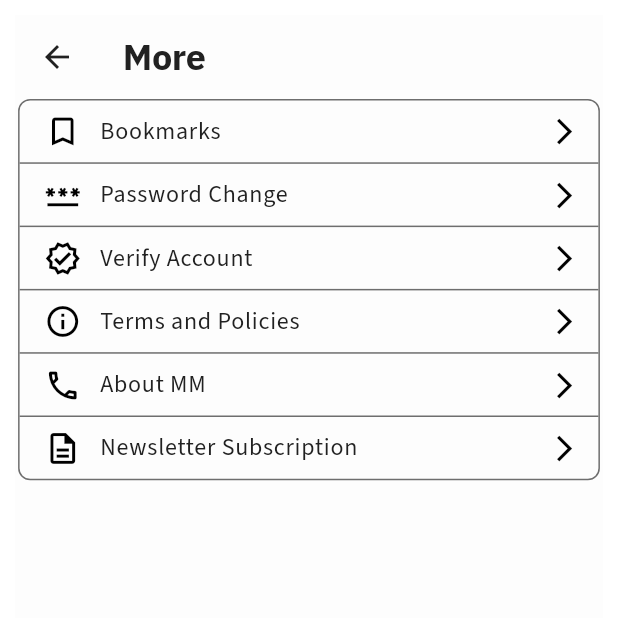
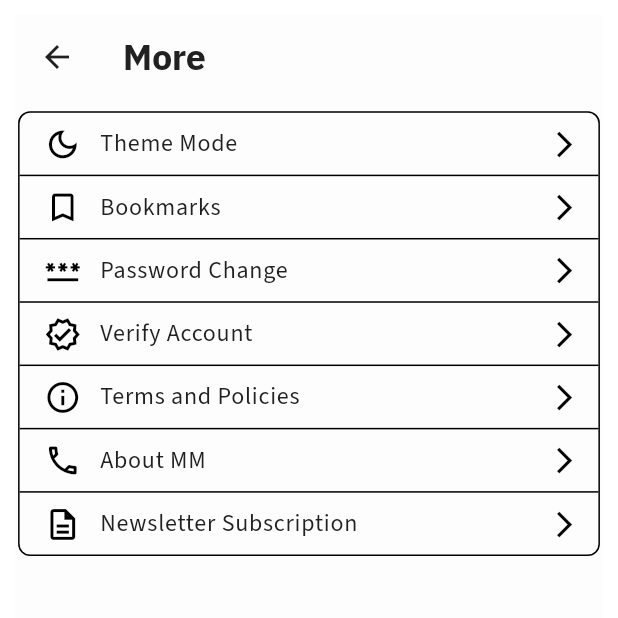
Before and after one commit to Monday-Morning/project-pegasus, a Flutter app: the MoreScreen screen opened directly, on a phone screen of 412 x 824 dp, the top half of it. Run offline on Flutter 3.47's test engine with Material 2 defaults, Android fonts, the phone set to English and light mode, and no system bars; our stand-ins replace auto_route, carousel_slider, firebase_analytics, firebase_auth, firebase_core, firebase_crashlytics and 14 more; missing offline and left inert: moment_dart; accounts and stored records are empty; generated files the repository leaves out were written again; network calls fail.

Commit message:
feat: theme mode toggle (#68)
* feat: rework appconfig provider to a notifier provider

Co-Authored-By: Rutaj Dash <33367546+rutajdash@users.noreply.github.com>

* feat:switch button added

* docs:removing commented out code

* feat:3way toggle theme added

* feat: complete theme dropdown

---------

Co-authored-by: Rutaj Dash <33367546+rutajdash@users.noreply.github.com>

```diff
--- a/app/lib/src/services/themes/app_theme.dart
+++ b/app/lib/src/services/themes/app_theme.dart
@@ -221,7 +221,7 @@ class AppTheme {
         // dialogBackgroundColor: backgroundColor,
         // disabledColor: backgroundColor,
         dividerColor:
-            themeMode == ThemeMode.dark ? Colors.grey[100] : Colors.black,
+            themeMode == ThemeMode.dark ? MMColors.kDividerColor : Colors.black,
         // errorColor: accentColor!,
         highlightColor:
             themeMode == ThemeMode.dark ? primaryColor! : Colors.black,
--- /dev/null
+++ b/app/lib/src/ui/components/more/widgets/dropdown_tile_widget.dart
@@ -0,0 +1,160 @@
+import 'dart:math';
+
+import 'package:flutter/material.dart';
+import 'package:flutter_hooks/flutter_hooks.dart';
+import 'package:hooks_riverpod/hooks_riverpod.dart';
+import 'package:mondaymorning/src/services/themes/size_config.dart';
+
+class DropdownItem {
+  final String feature;
+  final IconData icon;
+  final IconData actionIcon;
+  final void Function() onTileTap;
+
+  DropdownItem({
+    required this.feature,
+    required this.icon,
+    required this.actionIcon,
+    required this.onTileTap,
+  });
+}
+
+class DropdownTileWidget extends HookConsumerWidget {
+  final String feature;
+  final IconData icon;
+  final List<DropdownItem> dropdownItems;
+
+  const DropdownTileWidget({
+    super.key,
+    required this.feature,
+    required this.icon,
+    required this.dropdownItems,
+  });
+
+  double getCurvedValue(double t) {
+    return Curves.easeInOutSine.transform((t + 1) / 2);
+  }
+
+  @override
+  Widget build(BuildContext context, WidgetRef ref) {
+    final animationController = useAnimationController(
+      duration: const Duration(milliseconds: 200),
+      initialValue: -1,
+      lowerBound: -1,
+      upperBound: 1,
+    );
+
+    useAnimation(animationController);
+
+    return AnimatedSize(
+      duration: Duration(milliseconds: 500),
+      reverseDuration: Duration(milliseconds: 200),
+      curve: Curves.easeInOutSine,
+      alignment: Alignment.topCenter,
+      child: Column(
+        children: [
+          InkWell(
+            onTap: () {
+              if (animationController.isCompleted) {
+                animationController.reverse();
+              } else {
+                animationController.forward();
+              }
+            },
+            child: Container(
+              margin: EdgeInsets.symmetric(
+                  horizontal: SizeConfig.safeBlockHorizontal!),
+              padding: EdgeInsets.symmetric(
+                vertical: SizeConfig.safeBlockVertical!,
+                horizontal: SizeConfig.safeBlockHorizontal! * 2,
+              ),
+              child: Row(
+                mainAxisAlignment: MainAxisAlignment.spaceBetween,
+                children: [
+                  Row(
+                    children: [
+                      SizedBox(width: SizeConfig.safeBlockHorizontal!),
+                      Icon(icon, size: SizeConfig.safeBlockHorizontal! * 6),
+                      SizedBox(width: SizeConfig.safeBlockHorizontal! * 3),
+                      Text(
+                        feature,
+                        style: Theme.of(context).textTheme.bodyText1,
+                      ),
+                    ],
+                  ),
+                  Transform.rotate(
+                    angle: (getCurvedValue(animationController.value) * 90) *
+                        (pi / 180),
+                    child: Icon(
+                      Icons.arrow_forward_ios_outlined,
+                      size: SizeConfig.safeBlockHorizontal! * 5,
+                    ),
+                  ),
+                ],
+              ),
+            ),
+          ),
+          if (animationController.value > -1)
+            Opacity(
+              opacity: getCurvedValue(animationController.value),
+              child: Container(
+                margin: EdgeInsets.symmetric(
+                    horizontal: SizeConfig.safeBlockHorizontal!),
+                padding: EdgeInsets.symmetric(
+                  vertical: SizeConfig.safeBlockVertical! * 0,
+                  horizontal: SizeConfig.safeBlockHorizontal! * 2,
+                ),
+                child: ListView.separated(
+                  scrollDirection: Axis.vertical,
+                  shrinkWrap: true,
+                  itemBuilder: (context, index) {
+                    return InkWell(
+                      onTap: dropdownItems[index].onTileTap,
+                      child: Container(
+                        margin: EdgeInsets.symmetric(
+                            horizontal: SizeConfig.safeBlockHorizontal!),
+                        padding: EdgeInsets.symmetric(
+                          vertical: SizeConfig.safeBlockVertical!,
+                          horizontal: SizeConfig.safeBlockHorizontal! * 2,
+                        ),
+                        child: Row(
+                          mainAxisAlignment: MainAxisAlignment.spaceBetween,
+                          children: [
+                            Row(
+                              children: [
+                                SizedBox(
+                                    width: SizeConfig.safeBlockHorizontal!),
+                                Icon(dropdownItems[index].icon,
+                                    size: SizeConfig.safeBlockHorizontal! * 6),
+                                SizedBox(
+                                    width: SizeConfig.safeBlockHorizontal! * 3),
+                                Text(
+                                  dropdownItems[index].feature,
+                                  style: Theme.of(context).textTheme.bodyText1,
+                                ),
+                              ],
+                            ),
+                            Icon(
+                              dropdownItems[index].actionIcon,
+                              size: SizeConfig.safeBlockHorizontal! * 5,
+                            ),
+                          ],
+                        ),
+                      ),
+                    );
+                  },
+                  separatorBuilder: (context, index) {
+                    return Divider(
+                      height: 1.0,
+                      color: Theme.of(context).dividerColor,
+                    );
+                  },
+                  itemCount: dropdownItems.length,
+                ),
+              ),
+            ),
+        ],
+      ),
+    );
+  }
+}
--- a/app/lib/src/ui/components/more/widgets/tile_widget.dart
+++ b/app/lib/src/ui/components/more/widgets/tile_widget.dart
@@ -7,11 +7,12 @@ class TileWidget extends StatelessWidget {
   final IconData icon;
   final void Function() onTileTap;
 
-  const TileWidget(
-      {super.key,
-      required this.feature,
-      required this.icon,
-      required this.onTileTap});
+  const TileWidget({
+    super.key,
+    required this.feature,
+    required this.icon,
+    required this.onTileTap,
+  });
 
   @override
   Widget build(BuildContext context) {
--- a/app/lib/src/ui/screens/more_screen.dart
+++ b/app/lib/src/ui/screens/more_screen.dart
@@ -1,10 +1,15 @@
 import 'package:auto_route/auto_route.dart';
 import 'package:flutter/material.dart';
+import 'package:hooks_riverpod/hooks_riverpod.dart';
+import 'package:material_design_icons_flutter/material_design_icons_flutter.dart';
 import 'package:mondaymorning/src/services/router/mm_router.dart';
 import 'package:mondaymorning/src/services/themes/mm_colors.dart';
 import 'package:mondaymorning/src/services/themes/rem_space.dart';
 import 'package:mondaymorning/src/services/themes/size_config.dart';
+import 'package:mondaymorning/src/store/states/app_config/app_config_provider.dart';
+import 'package:mondaymorning/src/ui/components/more/widgets/dropdown_tile_widget.dart';
 import 'package:mondaymorning/src/ui/components/more/widgets/tile_widget.dart';
+import 'package:toggle_switch/toggle_switch.dart';
 
 class MoreCard {
   final String feature;
@@ -14,7 +19,8 @@ class MoreCard {
 }
 
 /// More Screen of the app.
-class MoreScreen extends StatelessWidget {
+class MoreScreen extends ConsumerWidget {
+  // TODO: refactor this to contain list of widgets instead of a morecard class. Iterate and render elements directly.
   final List<MoreCard> data = [
     MoreCard('Bookmarks', Icons.bookmark_border_outlined, ComingSoonRoute()),
     MoreCard('Password Change', Icons.password_outlined, ComingSoonRoute()),
@@ -28,7 +34,7 @@ class MoreScreen extends StatelessWidget {
   MoreScreen({super.key});
 
   @override
-  Widget build(BuildContext context) {
+  Widget build(BuildContext context, WidgetRef ref) {
     return SafeArea(
       child: Padding(
         padding: const EdgeInsets.all(10),
@@ -40,21 +46,82 @@ class MoreScreen extends StatelessWidget {
             ),
           ),
           body: Column(
-            mainAxisAlignment: MainAxisAlignment.spaceBetween,
-            crossAxisAlignment: CrossAxisAlignment.stretch,
             children: [
               Container(
                 margin: EdgeInsets.symmetric(
                   horizontal: SizeConfig.safeBlockHorizontal! * 0.5,
+                  vertical: SizeConfig.safeBlockVertical!,
                 ),
                 decoration: BoxDecoration(
                   borderRadius: BorderRadius.circular(
                     Theme.of(context).extension<REMSpace>()!.get(1),
                   ),
-                  border: Border.all(color: MMColors.kDividerColor, width: 1),
+                  border: Border.all(
+                      color: Theme.of(context).dividerColor, width: 1),
                 ),
                 child: Column(
                   children: [
+                    DropdownTileWidget(
+                      feature: 'Theme Mode',
+                      icon: Icons.dark_mode_outlined,
+                      dropdownItems: <DropdownItem>[
+                        DropdownItem(
+                          feature: 'System',
+                          icon: Icons.settings_brightness_outlined,
+                          actionIcon: ref
+                                      .read(appConfigProviderProvider.notifier)
+                                      .appConfig
+                                      ?.themeMode !=
+                                  ThemeMode.system
+                              ? Icons.radio_button_off_outlined
+                              : Icons.radio_button_on_outlined,
+                          onTileTap: () {
+                            ref
+                                .read(appConfigProviderProvider.notifier)
+                                .toggleAppTheme(ThemeMode.system);
+                          },
+                        ),
+                        DropdownItem(
+                          feature: 'Light',
+                          icon: Icons.light_mode_outlined,
+                          actionIcon: ref
+                                      .read(appConfigProviderProvider.notifier)
+                                      .appConfig
+                                      ?.themeMode !=
+                                  ThemeMode.light
+                              ? Icons.radio_button_off_outlined
+                              : Icons.radio_button_on_outlined,
+                          onTileTap: () {
+                            ref
+                                .read(appConfigProviderProvider.notifier)
+                                .toggleAppTheme(ThemeMode.light);
+                          },
+                        ),
+                        DropdownItem(
+                          feature: 'Dark',
+                          icon: Icons.dark_mode_outlined,
+                          actionIcon: ref
+                                      .read(appConfigProviderProvider.notifier)
+                                      .appConfig
+                                      ?.themeMode !=
+                                  ThemeMode.dark
+                              ? Icons.radio_button_off_outlined
+                              : Icons.radio_button_on_outlined,
+                          onTileTap: () {
+                            ref
+                                .read(appConfigProviderProvider.notifier)
+                                .toggleAppTheme(ThemeMode.dark);
+                          },
+                        ),
+                      ],
+                    ),
+                    SizedBox(
+                      width: 10,
+                    ),
+                    Divider(
+                      height: 1.0,
+                      color: Theme.of(context).dividerColor,
+                    ),
                     ListView.separated(
                       scrollDirection: Axis.vertical,
                       shrinkWrap: true,
@@ -72,7 +139,7 @@ class MoreScreen extends StatelessWidget {
                       separatorBuilder: (context, index) {
                         return Divider(
                           height: 1.0,
-                          color: MMColors.kDividerColor,
+                          color: Theme.of(context).dividerColor,
                         );
                       },
                       itemCount: data.length,
--- a/app/pubspec.yaml
+++ b/app/pubspec.yaml
@@ -28,6 +28,7 @@ dependencies:
   material_design_icons_flutter: ^6.0.7096
   moment_dart: ^0.10.4
   riverpod_annotation: ^1.0.4
+  toggle_switch: ^2.0.1
   shared_preferences: ^2.0.15
   uni_links: ^0.5.1
   url_launcher: ^6.1.7
```
Also changed, not shown: app/lib/src/app.dart (+12 -12 lines), app/lib/src/store/states/app_config/app_config_provider.dart (+28 -9 lines), app/pubspec.lock.
